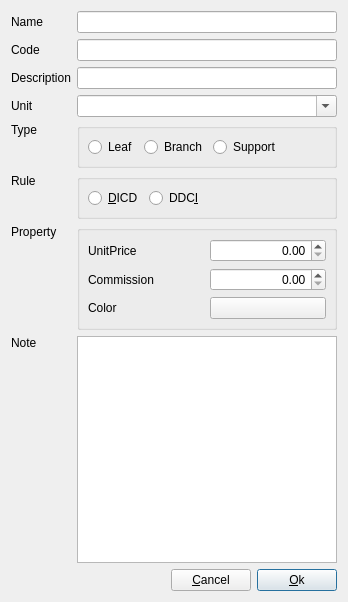
This is dialog/editnode/editnodeproduct.ui in YtxCash/YTX as Qt 5 draws it before an edit. The edited form follows.
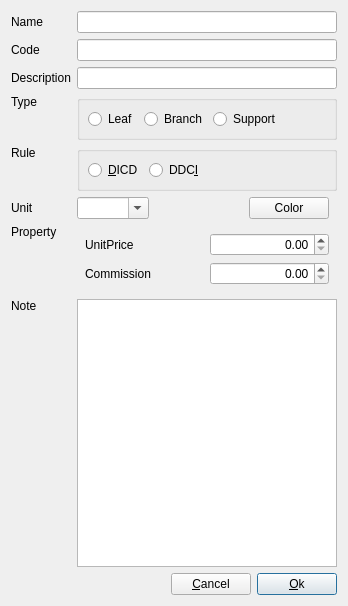
This is the edited form. Custom widgets are drawn as their Qt base class.

What changed in the file:
```diff
--- a/dialog/editnode/editnodeproduct.ui
+++ b/dialog/editnode/editnodeproduct.ui
@@ -7,57 +7,78 @@
     <x>0</x>
     <y>0</y>
     <width>348</width>
-    <height>602</height>
+    <height>606</height>
    </rect>
   </property>
   <layout class="QGridLayout" name="gridLayout_4">
-   <item row="3" column="1" colspan="3">
-    <widget class="ComboBox" name="comboUnit">
+   <item row="5" column="1" colspan="3">
+    <widget class="QGroupBox" name="groupBox">
      <property name="sizePolicy">
       <sizepolicy hsizetype="Preferred" vsizetype="Preferred">
        <horstretch>0</horstretch>
        <verstretch>0</verstretch>
       </sizepolicy>
      </property>
-     <property name="editable">
-      <bool>true</bool>
+     <property name="title">
+      <string/>
      </property>
-     <property name="insertPolicy">
-      <enum>QComboBox::InsertPolicy::NoInsert</enum>
-     </property>
+     <layout class="QHBoxLayout" name="horizontalLayout">
+      <property name="spacing">
+       <number>-1</number>
+      </property>
+      <property name="leftMargin">
+       <number>8</number>
+      </property>
+      <property name="topMargin">
+       <number>8</number>
+      </property>
+      <property name="rightMargin">
+       <number>8</number>
+      </property>
+      <property name="bottomMargin">
+       <number>8</number>
+      </property>
+      <item>
+       <widget class="QRadioButton" name="rBtnDICD">
+        <property name="text">
+         <string>&amp;DICD</string>
+        </property>
+       </widget>
+      </item>
+      <item>
+       <widget class="QRadioButton" name="rBtnDDCI">
+        <property name="text">
+         <string>DDC&amp;I</string>
+        </property>
+       </widget>
+      </item>
+      <item>
+       <spacer name="horizontalSpacer_2">
+        <property name="orientation">
+         <enum>Qt::Orientation::Horizontal</enum>
+        </property>
+        <property name="sizeHint" stdset="0">
+         <size>
+          <width>40</width>
+          <height>5</height>
+         </size>
+        </property>
+       </spacer>
+      </item>
+     </layout>
     </widget>
    </item>
-   <item row="12" column="2">
-    <widget class="QPushButton" name="pBtnCancel">
-     <property name="sizePolicy">
-      <sizepolicy hsizetype="Fixed" vsizetype="Fixed">
-       <horstretch>0</horstretch>
-       <verstretch>0</verstretch>
-      </sizepolicy>
-     </property>
+   <item row="1" column="0">
+    <widget class="QLabel" name="labCode">
      <property name="text">
-      <string>&amp;Cancel</string>
+      <string>Code</string>
      </property>
-    </widget>
-   </item>
-   <item row="9" column="1" rowspan="3" colspan="3">
-    <widget class="PlainTextEdit" name="plainTextEdit">
-     <property name="tabChangesFocus">
-      <bool>true</bool>
+     <property name="buddy">
+      <cstring>lineEditCode</cstring>
      </property>
     </widget>
    </item>
-   <item row="0" column="1" colspan="3">
-    <widget class="LineEdit" name="lineEditName">
-     <property name="sizePolicy">
-      <sizepolicy hsizetype="Expanding" vsizetype="Fixed">
-       <horstretch>0</horstretch>
-       <verstretch>0</verstretch>
-      </sizepolicy>
-     </property>
-    </widget>
-   </item>
-   <item row="3" column="0">
+   <item row="6" column="0">
     <widget class="QLabel" name="labUnit">
      <property name="text">
       <string>Unit</string>
@@ -67,6 +88,38 @@
      </property>
     </widget>
    </item>
+   <item row="9" column="0">
+    <widget class="QLabel" name="labNote">
+     <property name="sizePolicy">
+      <sizepolicy hsizetype="Preferred" vsizetype="Expanding">
+       <horstretch>0</horstretch>
+       <verstretch>0</verstretch>
+      </sizepolicy>
+     </property>
+     <property name="text">
+      <string>Note</string>
+     </property>
+     <property name="alignment">
+      <set>Qt::AlignmentFlag::AlignLeading|Qt::AlignmentFlag::AlignLeft|Qt::AlignmentFlag::AlignTop</set>
+     </property>
+     <property name="buddy">
+      <cstring>plainTextEdit</cstring>
+     </property>
+    </widget>
+   </item>
+   <item row="12" column="2">
+    <widget class="QPushButton" name="pBtnCancel">
+     <property name="sizePolicy">
+      <sizepolicy hsizetype="Fixed" vsizetype="Fixed">
+       <horstretch>0</horstretch>
+       <verstretch>0</verstretch>
+      </sizepolicy>
+     </property>
+     <property name="text">
+      <string>&amp;Cancel</string>
+     </property>
+    </widget>
+   </item>
    <item row="2" column="1" colspan="3">
     <widget class="LineEdit" name="lineEditDescription">
      <property name="sizePolicy">
@@ -77,6 +130,74 @@
      </property>
     </widget>
    </item>
+   <item row="7" column="0">
+    <widget class="QLabel" name="labProperty">
+     <property name="text">
+      <string>Property</string>
+     </property>
+     <property name="alignment">
+      <set>Qt::AlignmentFlag::AlignLeading|Qt::AlignmentFlag::AlignLeft|Qt::AlignmentFlag::AlignTop</set>
+     </property>
+    </widget>
+   </item>
+   <item row="4" column="1" colspan="3">
+    <widget class="QGroupBox" name="groupBox_3">
+     <property name="title">
+      <string/>
+     </property>
+     <layout class="QGridLayout" name="gridLayout_2">
+      <property name="leftMargin">
+       <number>8</number>
+      </property>
+      <property name="topMargin">
+       <number>8</number>
+      </property>
+      <property name="rightMargin">
+       <number>8</number>
+      </property>
+      <property name="bottomMargin">
+       <number>8</number>
+      </property>
+      <property name="spacing">
+       <number>-1</number>
+      </property>
+      <item row="0" column="0">
+       <widget class="QRadioButton" name="rBtnLeaf">
+        <property name="text">
+         <string>Leaf</string>
+        </property>
+       </widget>
+      </item>
+      <item row="0" column="1">
+       <widget class="QRadioButton" name="rBtnBranch">
+        <property name="text">
+         <string>Branch</string>
+        </property>
+       </widget>
+      </item>
+      <item row="0" column="2">
+       <widget class="QRadioButton" name="rBtnSupport">
+        <property name="text">
+         <string>Support</string>
+        </property>
+       </widget>
+      </item>
+      <item row="0" column="3">
+       <spacer name="horizontalSpacer_4">
+        <property name="orientation">
+         <enum>Qt::Orientation::Horizontal</enum>
+        </property>
+        <property name="sizeHint" stdset="0">
+         <size>
+          <width>40</width>
+          <height>5</height>
+         </size>
+        </property>
+       </spacer>
+      </item>
+     </layout>
+    </widget>
+   </item>
    <item row="12" column="0" colspan="2">
     <spacer name="horizontalSpacer">
      <property name="orientation">
@@ -90,7 +211,69 @@
      </property>
     </spacer>
    </item>
+   <item row="12" column="3">
+    <widget class="QPushButton" name="pBtnOk">
+     <property name="sizePolicy">
+      <sizepolicy hsizetype="Fixed" vsizetype="Fixed">
+       <horstretch>0</horstretch>
+       <verstretch>0</verstretch>
+      </sizepolicy>
+     </property>
+     <property name="text">
+      <string>&amp;Ok</string>
+     </property>
+     <property name="default">
+      <bool>true</bool>
+     </property>
+    </widget>
+   </item>
+   <item row="2" column="0">
+    <widget class="QLabel" name="labDescription">
+     <property name="text">
+      <string>Description</string>
+     </property>
+     <property name="buddy">
+      <cstring>lineEditDescription</cstring>
+     </property>
+    </widget>
+   </item>
+   <item row="9" column="1" rowspan="3" colspan="3">
+    <widget class="PlainTextEdit" name="plainTextEdit">
+     <property name="tabChangesFocus">
+      <bool>true</bool>
+     </property>
+    </widget>
+   </item>
+   <item row="0" column="1" colspan="3">
+    <widget class="LineEdit" name="lineEditName">
+     <property name="sizePolicy">
+      <sizepolicy hsizetype="Expanding" vsizetype="Fixed">
+       <horstretch>0</horstretch>
+       <verstretch>0</verstretch>
+      </sizepolicy>
+     </property>
+    </widget>
+   </item>
    <item row="5" column="0">
+    <widget class="QLabel" name="labRule">
+     <property name="sizePolicy">
+      <sizepolicy hsizetype="Preferred" vsizetype="Preferred">
+       <horstretch>0</horstretch>
+       <verstretch>0</verstretch>
+      </sizepolicy>
+     </property>
+     <property name="text">
+      <string>Rule</string>
+     </property>
+     <property name="alignment">
+      <set>Qt::AlignmentFlag::AlignLeading|Qt::AlignmentFlag::AlignLeft|Qt::AlignmentFlag::AlignTop</set>
+     </property>
+     <property name="buddy">
+      <cstring>rBtnDICD</cstring>
+     </property>
+    </widget>
+   </item>
+   <item row="4" column="0">
     <widget class="QLabel" name="labType">
      <property name="sizePolicy">
       <sizepolicy hsizetype="Preferred" vsizetype="Preferred">
@@ -109,6 +292,16 @@
      </property>
     </widget>
    </item>
+   <item row="1" column="1" colspan="3">
+    <widget class="LineEdit" name="lineEditCode">
+     <property name="sizePolicy">
+      <sizepolicy hsizetype="Preferred" vsizetype="Fixed">
+       <horstretch>0</horstretch>
+       <verstretch>0</verstretch>
+      </sizepolicy>
+     </property>
+    </widget>
+   </item>
    <item row="0" column="0">
     <widget class="QLabel" name="labName">
      <property name="sizePolicy">
@@ -125,250 +318,59 @@
      </property>
     </widget>
    </item>
-   <item row="6" column="0">
-    <widget class="QLabel" name="labRule">
-     <property name="sizePolicy">
-      <sizepolicy hsizetype="Preferred" vsizetype="Preferred">
-       <horstretch>0</horstretch>
-       <verstretch>0</verstretch>
-      </sizepolicy>
-     </property>
-     <property name="text">
-      <string>Rule</string>
-     </property>
-     <property name="alignment">
-      <set>Qt::AlignmentFlag::AlignLeading|Qt::AlignmentFlag::AlignLeft|Qt::AlignmentFlag::AlignTop</set>
-     </property>
-     <property name="buddy">
-      <cstring>rBtnDICD</cstring>
-     </property>
-    </widget>
-   </item>
-   <item row="1" column="1" colspan="3">
-    <widget class="LineEdit" name="lineEditCode">
-     <property name="sizePolicy">
-      <sizepolicy hsizetype="Preferred" vsizetype="Fixed">
-       <horstretch>0</horstretch>
-       <verstretch>0</verstretch>
-      </sizepolicy>
-     </property>
-    </widget>
-   </item>
-   <item row="2" column="0">
-    <widget class="QLabel" name="labDescription">
-     <property name="text">
-      <string>Description</string>
-     </property>
-     <property name="buddy">
-      <cstring>lineEditDescription</cstring>
-     </property>
-    </widget>
-   </item>
-   <item row="9" column="0">
-    <widget class="QLabel" name="labNote">
-     <property name="sizePolicy">
-      <sizepolicy hsizetype="Preferred" vsizetype="Expanding">
-       <horstretch>0</horstretch>
-       <verstretch>0</verstretch>
-      </sizepolicy>
-     </property>
-     <property name="text">
-      <string>Note</string>
-     </property>
-     <property name="alignment">
-      <set>Qt::AlignmentFlag::AlignLeading|Qt::AlignmentFlag::AlignLeft|Qt::AlignmentFlag::AlignTop</set>
-     </property>
-     <property name="buddy">
-      <cstring>plainTextEdit</cstring>
-     </property>
-    </widget>
-   </item>
-   <item row="1" column="0">
-    <widget class="QLabel" name="labCode">
-     <property name="text">
-      <string>Code</string>
-     </property>
-     <property name="buddy">
-      <cstring>lineEditCode</cstring>
-     </property>
-    </widget>
-   </item>
-   <item row="5" column="1" colspan="3">
-    <widget class="QGroupBox" name="groupBox_3">
-     <property name="title">
-      <string/>
-     </property>
-     <layout class="QGridLayout" name="gridLayout_2">
-      <property name="leftMargin">
-       <number>8</number>
-      </property>
-      <property name="topMargin">
-       <number>8</number>
-      </property>
-      <property name="rightMargin">
-       <number>8</number>
-      </property>
-      <property name="bottomMargin">
-       <number>8</number>
-      </property>
-      <property name="spacing">
-       <number>-1</number>
-      </property>
-      <item row="0" column="0">
-       <widget class="QRadioButton" name="rBtnLeaf">
-        <property name="sizePolicy">
-         <sizepolicy hsizetype="Preferred" vsizetype="Fixed">
-          <horstretch>0</horstretch>
-          <verstretch>0</verstretch>
-         </sizepolicy>
-        </property>
-        <property name="text">
-         <string>Leaf</string>
-        </property>
-       </widget>
-      </item>
-      <item row="0" column="1">
-       <widget class="QRadioButton" name="rBtnBranch">
-        <property name="sizePolicy">
-         <sizepolicy hsizetype="Preferred" vsizetype="Fixed">
-          <horstretch>0</horstretch>
-          <verstretch>0</verstretch>
-         </sizepolicy>
-        </property>
-        <property name="text">
-         <string>Branch</string>
-        </property>
-       </widget>
-      </item>
-      <item row="0" column="2">
-       <widget class="QRadioButton" name="rBtnSupport">
-        <property name="sizePolicy">
-         <sizepolicy hsizetype="Preferred" vsizetype="Fixed">
-          <horstretch>0</horstretch>
-          <verstretch>0</verstretch>
-         </sizepolicy>
-        </property>
-        <property name="text">
-         <string>Support</string>
-        </property>
-       </widget>
-      </item>
-      <item row="0" column="3">
-       <spacer name="horizontalSpacer_4">
-        <property name="orientation">
-         <enum>Qt::Orientation::Horizontal</enum>
-        </property>
-        <property name="sizeHint" stdset="0">
-         <size>
-          <width>40</width>
-          <height>5</height>
-         </size>
-        </property>
-       </spacer>
-      </item>
-     </layout>
-    </widget>
-   </item>
-   <item row="12" column="3">
-    <widget class="QPushButton" name="pBtnOk">
-     <property name="sizePolicy">
-      <sizepolicy hsizetype="Fixed" vsizetype="Fixed">
-       <horstretch>0</horstretch>
-       <verstretch>0</verstretch>
-      </sizepolicy>
-     </property>
-     <property name="text">
-      <string>&amp;Ok</string>
-     </property>
-     <property name="default">
-      <bool>true</bool>
-     </property>
-    </widget>
-   </item>
    <item row="6" column="1" colspan="3">
-    <widget class="QGroupBox" name="groupBox">
-     <property name="sizePolicy">
-      <sizepolicy hsizetype="Preferred" vsizetype="Preferred">
-       <horstretch>0</horstretch>
-       <verstretch>0</verstretch>
-      </sizepolicy>
-     </property>
-     <property name="title">
-      <string/>
-     </property>
-     <layout class="QHBoxLayout" name="horizontalLayout">
-      <property name="spacing">
-       <number>-1</number>
-      </property>
+    <widget class="QWidget" name="widget" native="true">
+     <layout class="QGridLayout" name="gridLayout_3">
       <property name="leftMargin">
-       <number>8</number>
+       <number>0</number>
       </property>
       <property name="topMargin">
-       <number>8</number>
+       <number>0</number>
       </property>
       <property name="rightMargin">
        <number>8</number>
       </property>
       <property name="bottomMargin">
-       <number>8</number>
+       <number>0</number>
       </property>
-      <item>
-       <widget class="QRadioButton" name="rBtnDICD">
-        <property name="sizePolicy">
-         <sizepolicy hsizetype="Preferred" vsizetype="Fixed">
-          <horstretch>0</horstretch>
-          <verstretch>0</verstretch>
-         </sizepolicy>
-        </property>
-        <property name="text">
-         <string>&amp;DICD</string>
-        </property>
-       </widget>
-      </item>
-      <item>
-       <widget class="QRadioButton" name="rBtnDDCI">
-        <property name="sizePolicy">
-         <sizepolicy hsizetype="Preferred" vsizetype="Fixed">
-          <horstretch>0</horstretch>
-          <verstretch>0</verstretch>
-         </sizepolicy>
-        </property>
-        <property name="text">
-         <string>DDC&amp;I</string>
-        </property>
-       </widget>
-      </item>
-      <item>
-       <spacer name="horizontalSpacer_2">
+      <item row="0" column="1">
+       <spacer name="horizontalSpacer_3">
         <property name="orientation">
          <enum>Qt::Orientation::Horizontal</enum>
         </property>
         <property name="sizeHint" stdset="0">
          <size>
           <width>40</width>
-          <height>5</height>
+          <height>20</height>
          </size>
         </property>
        </spacer>
       </item>
+      <item row="0" column="0">
+       <widget class="ComboBox" name="comboUnit">
+        <property name="editable">
+         <bool>true</bool>
+        </property>
+        <property name="insertPolicy">
+         <enum>QComboBox::InsertPolicy::NoInsert</enum>
+        </property>
+       </widget>
+      </item>
+      <item row="0" column="2">
+       <widget class="QPushButton" name="pBtnColor">
+        <property name="text">
+         <string>Color</string>
+        </property>
+        <property name="checkable">
+         <bool>false</bool>
+        </property>
+       </widget>
+      </item>
      </layout>
     </widget>
    </item>
-   <item row="7" column="0">
-    <widget class="QLabel" name="labProperty">
-     <property name="text">
-      <string>Property</string>
-     </property>
-     <property name="alignment">
-      <set>Qt::AlignmentFlag::AlignLeading|Qt::AlignmentFlag::AlignLeft|Qt::AlignmentFlag::AlignTop</set>
-     </property>
-    </widget>
-   </item>
    <item row="7" column="1" colspan="3">
-    <widget class="QGroupBox" name="groupBox_2">
-     <property name="title">
-      <string/>
-     </property>
+    <widget class="QWidget" name="widgetProperty" native="true">
      <layout class="QGridLayout" name="gridLayout">
       <property name="leftMargin">
        <number>8</number>
@@ -382,16 +384,6 @@
       <property name="bottomMargin">
        <number>8</number>
       </property>
-      <item row="1" column="2">
-       <widget class="DoubleSpinBox" name="dSpinBoxCommission">
-        <property name="alignment">
-         <set>Qt::AlignmentFlag::AlignRight|Qt::AlignmentFlag::AlignTrailing|Qt::AlignmentFlag::AlignVCenter</set>
-        </property>
-        <property name="stepType">
-         <enum>QAbstractSpinBox::StepType::AdaptiveDecimalStepType</enum>
-        </property>
-       </widget>
-      </item>
       <item row="1" column="0">
        <widget class="QLabel" name="labCommission">
         <property name="text">
@@ -399,6 +391,26 @@
         </property>
        </widget>
       </item>
+      <item row="1" column="2">
+       <widget class="DoubleSpinBox" name="dSpinBoxCommission">
+        <property name="alignment">
+         <set>Qt::AlignmentFlag::AlignRight|Qt::AlignmentFlag::AlignTrailing|Qt::AlignmentFlag::AlignVCenter</set>
+        </property>
+        <property name="stepType">
+         <enum>QAbstractSpinBox::StepType::AdaptiveDecimalStepType</enum>
+        </property>
+       </widget>
+      </item>
+      <item row="0" column="2">
+       <widget class="DoubleSpinBox" name="dSpinBoxUnitPrice">
+        <property name="alignment">
+         <set>Qt::AlignmentFlag::AlignRight|Qt::AlignmentFlag::AlignTrailing|Qt::AlignmentFlag::AlignVCenter</set>
+        </property>
+        <property name="stepType">
+         <enum>QAbstractSpinBox::StepType::AdaptiveDecimalStepType</enum>
+        </property>
+       </widget>
+      </item>
       <item row="0" column="0">
        <widget class="QLabel" name="labUnitPrice">
         <property name="text">
@@ -406,33 +418,6 @@
         </property>
        </widget>
       </item>
-      <item row="0" column="2">
-       <widget class="DoubleSpinBox" name="dSpinBoxUnitPrice">
-        <property name="alignment">
-         <set>Qt::AlignmentFlag::AlignRight|Qt::AlignmentFlag::AlignTrailing|Qt::AlignmentFlag::AlignVCenter</set>
-        </property>
-        <property name="stepType">
-         <enum>QAbstractSpinBox::StepType::AdaptiveDecimalStepType</enum>
-        </property>
-       </widget>
-      </item>
-      <item row="2" column="0">
-       <widget class="QLabel" name="label_2">
-        <property name="text">
-         <string>Color</string>
-        </property>
-       </widget>
-      </item>
-      <item row="2" column="2">
-       <widget class="QPushButton" name="pBtnColor">
-        <property name="text">
-         <string/>
-        </property>
-        <property name="checkable">
-         <bool>false</bool>
-        </property>
-       </widget>
-      </item>
      </layout>
     </widget>
    </item>
@@ -449,16 +434,16 @@
    <extends>QLineEdit</extends>
    <header location="global">widget/lineedit.h</header>
   </customwidget>
-  <customwidget>
-   <class>DoubleSpinBox</class>
-   <extends>QDoubleSpinBox</extends>
-   <header location="global">widget/doublespinbox.h</header>
-  </customwidget>
   <customwidget>
    <class>PlainTextEdit</class>
    <extends>QPlainTextEdit</extends>
    <header location="global">widget/plaintextedit.h</header>
   </customwidget>
+  <customwidget>
+   <class>DoubleSpinBox</class>
+   <extends>QDoubleSpinBox</extends>
+   <header location="global">widget/doublespinbox.h</header>
+  </customwidget>
  </customwidgets>
  <tabstops>
   <tabstop>lineEditName</tabstop>
```
